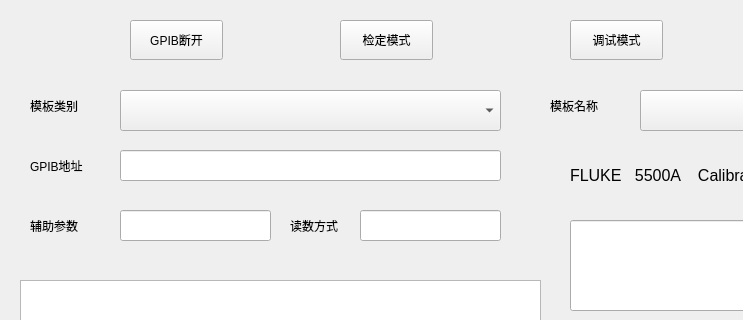
The window that frminspect/frminspectproject.ui (richardzjq/instrument_correction) describes before a commit, drawn with Qt 5; both pictures show x 0 to 743 and y 0 to 320 of the 1047 by 746 pixel window.
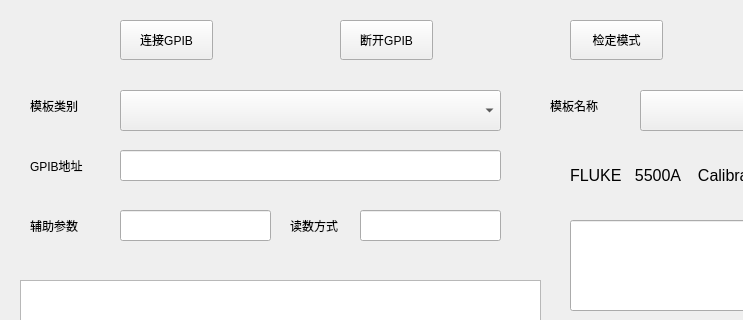
The same window after the commit.

The edit to the form file:
```diff
--- a/frminspect/frminspectproject.ui
+++ b/frminspect/frminspectproject.ui
@@ -25,25 +25,6 @@
    <widget class="QPushButton" name="btn_gpib_disconnect">
     <property name="geometry">
      <rect>
-      <x>110</x>
-      <y>10</y>
-      <width>93</width>
-      <height>40</height>
-     </rect>
-    </property>
-    <property name="sizePolicy">
-     <sizepolicy hsizetype="Fixed" vsizetype="Expanding">
-      <horstretch>0</horstretch>
-      <verstretch>0</verstretch>
-     </sizepolicy>
-    </property>
-    <property name="text">
-     <string>GPIB断开</string>
-    </property>
-   </widget>
-   <widget class="QPushButton" name="btn_inspect_mode">
-    <property name="geometry">
-     <rect>
       <x>320</x>
       <y>10</y>
       <width>93</width>
@@ -57,10 +38,10 @@
      </sizepolicy>
     </property>
     <property name="text">
-     <string>检定模式</string>
+     <string>断开GPIB</string>
     </property>
    </widget>
-   <widget class="QPushButton" name="btn_debug_mode">
+   <widget class="QPushButton" name="btn_inspect_mode">
     <property name="geometry">
      <rect>
       <x>550</x>
@@ -76,7 +57,26 @@
      </sizepolicy>
     </property>
     <property name="text">
-     <string>调试模式</string>
+     <string>检定模式</string>
+    </property>
+   </widget>
+   <widget class="QPushButton" name="btn_gpib_connect">
+    <property name="geometry">
+     <rect>
+      <x>100</x>
+      <y>10</y>
+      <width>93</width>
+      <height>40</height>
+     </rect>
+    </property>
+    <property name="sizePolicy">
+     <sizepolicy hsizetype="Fixed" vsizetype="Expanding">
+      <horstretch>0</horstretch>
+      <verstretch>0</verstretch>
+     </sizepolicy>
+    </property>
+    <property name="text">
+     <string>连接GPIB</string>
     </property>
    </widget>
    <widget class="QPushButton" name="btn_save">
```
